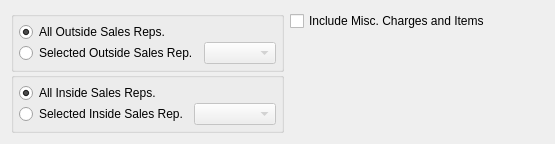
First picture: the form in source/distribution/foundation-database/xwd/tables/pkguiform/dspGrossMarginCommissions.ui, repository tomdatkins/xtuple, before the edit.
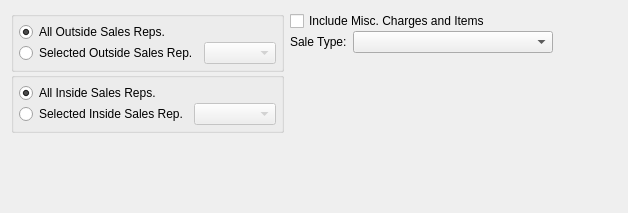
Second picture: the form after the edit. Custom widgets are drawn as their Qt base class.

Commit message: Issue #21642: Add Sale Type to Sales Reports

```diff
--- a/source/distribution/foundation-database/xwd/tables/pkguiform/dspGrossMarginCommissions.ui
+++ b/source/distribution/foundation-database/xwd/tables/pkguiform/dspGrossMarginCommissions.ui
@@ -13,8 +13,8 @@
    <rect>
     <x>0</x>
     <y>0</y>
-    <width>555</width>
-    <height>95</height>
+    <width>628</width>
+    <height>213</height>
    </rect>
   </property>
   <property name="windowTitle">
@@ -164,17 +164,44 @@
       </widget>
      </item>
      <item>
-      <spacer name="Spacer2">
+      <layout class="QHBoxLayout" name="horizontalLayout_2">
+       <item>
+        <widget class="XLabel" name="_saleTypeLit">
+         <property name="text">
+          <string>Sale Type:</string>
+         </property>
+        </widget>
+       </item>
+       <item>
+        <widget class="XComboBox" name="_saleType">
+         <property name="minimumSize">
+          <size>
+           <width>200</width>
+           <height>0</height>
+          </size>
+         </property>
+         <property name="allowNull">
+          <bool>true</bool>
+         </property>
+         <property name="nullStr">
+          <string>-- Please Select --</string>
+         </property>
+         <property name="type">
+          <enum>XComboBox::SaleTypes</enum>
+         </property>
+        </widget>
+       </item>
+      </layout>
+     </item>
+     <item>
+      <spacer name="verticalSpacer">
        <property name="orientation">
         <enum>Qt::Vertical</enum>
        </property>
-       <property name="sizeType">
-        <enum>QSizePolicy::Expanding</enum>
-       </property>
        <property name="sizeHint" stdset="0">
         <size>
          <width>20</width>
-         <height>0</height>
+         <height>40</height>
         </size>
        </property>
       </spacer>
@@ -213,6 +240,11 @@
    <extends>QComboBox</extends>
    <header>xcombobox.h</header>
   </customwidget>
+  <customwidget>
+   <class>XLabel</class>
+   <extends>QLabel</extends>
+   <header>xlabel.h</header>
+  </customwidget>
  </customwidgets>
  <tabstops>
   <tabstop>_allOutsideReps</tabstop>
```
The commit also changes 2 other files.
